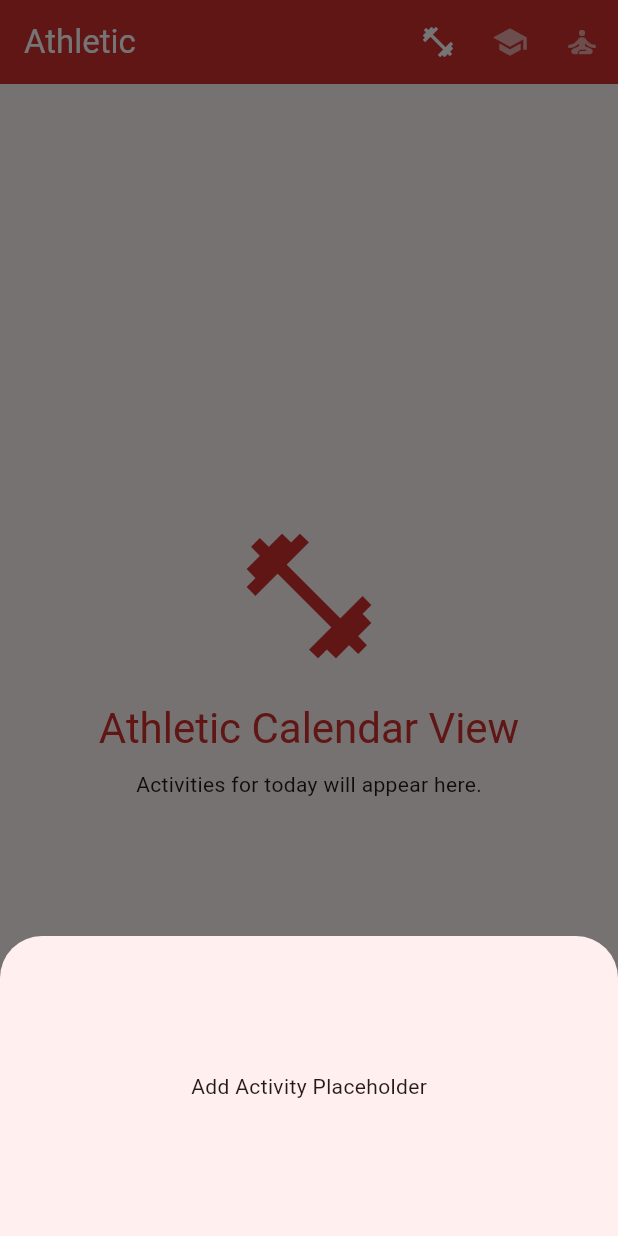
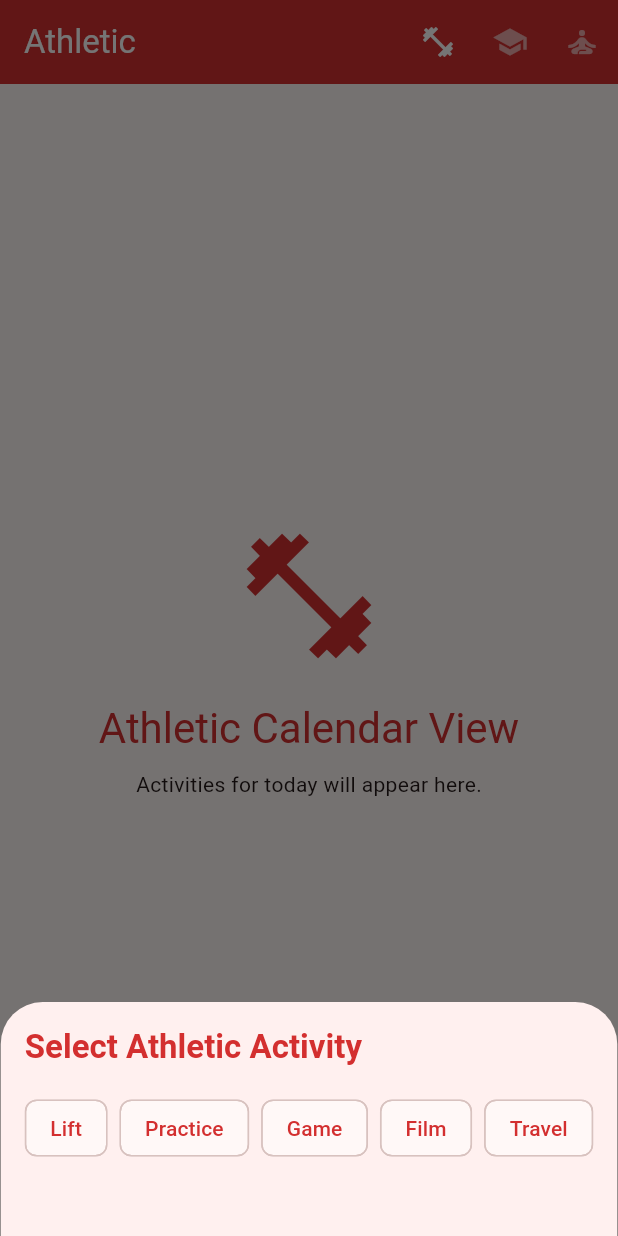
Before and after one commit to CharlieHiggs10/athlete_workload_manager, a Flutter app: the screen it shows after launch, after a tap on the "add" icon, on a phone screen of 412 x 824 dp. Run offline on Flutter 3.47's test engine with Material 3 defaults, Android fonts, the phone set to English and light mode, and no system bars; our stand-ins replace flutter_riverpod.

Commit message:
feat: complete Step 2.2.2.1 - contextual activity chips and tests

```diff
--- a/lib/screens/calendar_screen.dart
+++ b/lib/screens/calendar_screen.dart
@@ -2,6 +2,7 @@ import 'package:flutter/material.dart';
 import 'package:flutter_riverpod/flutter_riverpod.dart';
 import '../models/athlete_mode.dart';
 import '../providers/athlete_mode_provider.dart';
+import '../widgets/activity_input_sheet.dart';
 import '../theme.dart';
 
 /// Logic Summary:
@@ -64,7 +65,7 @@ class CalendarScreen extends ConsumerWidget {
           ),
         ),
         floatingActionButton: FloatingActionButton(
-          onPressed: () => _showActivityBottomSheet(context),
+          onPressed: () => _showActivityBottomSheet(context, currentMode),
           tooltip: 'Add Activity',
           backgroundColor: themeData.primaryColor,
           foregroundColor: Colors.white,
@@ -74,16 +75,15 @@ class CalendarScreen extends ConsumerWidget {
     );
   }
 
-  /// Displays a placeholder Modal Bottom Sheet for adding activities.
-  void _showActivityBottomSheet(BuildContext context) {
+  /// Displays the ActivityInputSheet within a Modal Bottom Sheet.
+  void _showActivityBottomSheet(BuildContext context, AthleteMode mode) {
     showModalBottomSheet(
       context: context,
+      isScrollControlled: true,
       builder: (context) {
-        return const SizedBox(
-          height: 200,
-          child: Center(
-            child: Text('Add Activity Placeholder'),
-          ),
+        return Theme(
+          data: _getThemeForMode(mode),
+          child: const ActivityInputSheet(),
         );
       },
     );
--- /dev/null
+++ b/lib/widgets/activity_input_sheet.dart
@@ -0,0 +1,97 @@
+import 'package:flutter/material.dart';
+import 'package:flutter_riverpod/flutter_riverpod.dart';
+import '../models/athlete_mode.dart';
+import '../providers/athlete_mode_provider.dart';
+
+// Logic Summary:
+// Bottom sheet that displays mode-specific activity chips
+// (Athletic, Academic, Recovery) for the user to select.
+// Uses the current global athlete mode to filter available options.
+// Use a ConsumerStatefulWidget here because there needs to be types of state:
+// 1. Global State (Riverpod): To know which mode we are in (Red, Blue, Green).
+// 2. Local State (Flutter): To track which specific chip the user just tapped.
+class ActivityInputSheet extends ConsumerStatefulWidget {
+  const ActivityInputSheet({super.key});
+
+  @override
+  ConsumerState<ActivityInputSheet> createState() => _ActivityInputSheetState();
+}
+
+class _ActivityInputSheetState extends ConsumerState<ActivityInputSheet> {
+  // Local state variable to hold the currently selected chip.
+  // It is nullable (String?) because when the sheet first opens, nothing is selected.
+  String? _selectedActivity;
+
+  // A Map that links your specific SLU activity lists
+  // to their corresponding Riverpod mode.
+  final Map<AthleteMode, List<String>> _modeChips = {
+    AthleteMode.athletic: ['Lift', 'Practice', 'Game', 'Film', 'Travel'],
+    AthleteMode.academic: ['Class', 'Lab', 'Study', 'Exam', 'Office Hours'],
+    AthleteMode.recovery: ['Injury Rehab', 'Ice Bath', 'Stretching', 'Hydration', 'Nap'],
+  };
+
+  @override
+  Widget build(BuildContext context) {
+    // 1. THE WATCHER: Listen to the global mode. If the user changes modes
+    // in the background, this sheet will instantly rebuild with the new mode's data.
+    final currentMode = ref.watch(athleteModeProvider);
+
+    // 2. THE FILTER: Grab only the list of strings that matches the current mode.
+    final chips = _modeChips[currentMode] ?? [];
+
+    // 3. THE THEME: Grab the context theme so our chips automatically match
+    // the Red, Blue, or Green styling defined in your CalendarScreen.
+    final theme = Theme.of(context);
+
+    return Container(
+      padding: const EdgeInsets.all(16.0),
+      child: Column(
+        mainAxisSize: MainAxisSize.min,
+        crossAxisAlignment: CrossAxisAlignment.start,
+        children: [
+          // Dynamic title that capitalizes the first letter of the mode name.
+          Text(
+            'Select ${currentMode.name[0].toUpperCase()}${currentMode.name.substring(1)} Activity',
+            style: theme.textTheme.titleLarge?.copyWith(
+              color: theme.primaryColor,
+              fontWeight: FontWeight.bold,
+            ),
+          ),
+          const SizedBox(height: 16),
+
+          // Wrap is like a Row, but if it runs out of horizontal space,
+          // it automatically drops the next item to a new line. Perfect for chips.
+          Wrap(
+            spacing: 8.0,
+            runSpacing: 8.0,
+            // We map over our list of strings and turn each one into a ChoiceChip widget.
+            children: chips.map((chipLabel) {
+
+              // Check if THIS specific chip is the one the user selected.
+              final isSelected = _selectedActivity == chipLabel;
+
+              return ChoiceChip(
+                label: Text(chipLabel),
+                selected: isSelected,
+                selectedColor: theme.primaryColor,
+                labelStyle: TextStyle(
+                  color: isSelected ? Colors.white : theme.primaryColor,
+                ),
+                onSelected: (selected) {
+                  // setState triggers a rebuild of just this widget so the
+                  // chip physically changes color on the screen.
+                  setState(() {
+                    // If tapped while unselected, save its name.
+                    // If tapped while already selected, deselect it (set to null).
+                    _selectedActivity = selected ? chipLabel : null;
+                  });
+                },
+              );
+            }).toList(),
+          ),
+          const SizedBox(height: 32),
+        ],
+      ),
+    );
+  }
+}
```
Also changed, not shown: 6 other files.
